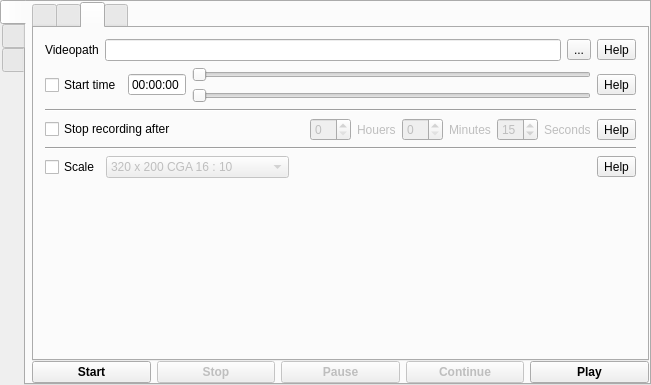
Above: mainwindow.ui from vkohaupt/vokoscreenNG before the change. Below: the same form after it.
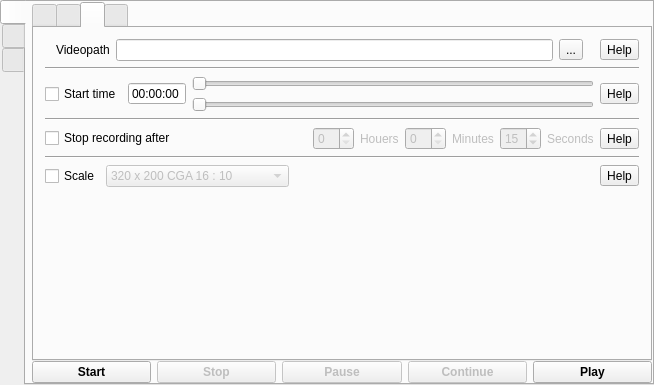
That is the form after the change. The open tabs and pages were chosen to show the change. Icons and pictures are not drawn.

```diff
--- a/mainwindow.ui
+++ b/mainwindow.ui
@@ -6,7 +6,7 @@
    <rect>
     <x>0</x>
     <y>0</y>
-    <width>651</width>
+    <width>654</width>
     <height>385</height>
    </rect>
   </property>
@@ -512,15 +512,30 @@
            </attribute>
            <layout class="QVBoxLayout" name="verticalLayout_2">
             <item>
-             <layout class="QGridLayout" name="gridLayout_3">
-              <item row="0" column="0">
+             <layout class="QHBoxLayout" name="horizontalLayout_25">
+              <item>
+               <widget class="QFrame" name="frameVideoPath">
+                <property name="frameShape">
+                 <enum>QFrame::NoFrame</enum>
+                </property>
+                <property name="frameShadow">
+                 <enum>QFrame::Raised</enum>
+                </property>
+                <layout class="QHBoxLayout" name="horizontalLayout_20">
+                 <property name="topMargin">
+                  <number>0</number>
+                 </property>
+                 <property name="bottomMargin">
+                  <number>0</number>
+                 </property>
+                 <item>
                <widget class="QLabel" name="LabelVideoPath">
                 <property name="text">
                  <string>Videopath</string>
                 </property>
                </widget>
               </item>
-              <item row="0" column="1">
+                 <item>
                <widget class="QLineEdit" name="lineEditVideoPath">
                 <property name="text">
                  <string notr="true"/>
@@ -530,14 +545,17 @@
                 </property>
                </widget>
               </item>
-              <item row="0" column="2">
+                 <item>
                <widget class="QToolButton" name="PushButtonVideoPath">
                 <property name="text">
                  <string notr="true">...</string>
                 </property>
                </widget>
               </item>
-              <item row="0" column="3">
+                </layout>
+               </widget>
+              </item>
+              <item>
                <widget class="QToolButton" name="toolButtonVideoPathHelp">
                 <property name="toolTip">
                  <string>Help</string>
@@ -549,6 +567,13 @@
               </item>
              </layout>
             </item>
+            <item>
+             <widget class="Line" name="line_4">
+              <property name="orientation">
+               <enum>Qt::Horizontal</enum>
+              </property>
+             </widget>
+            </item>
             <item>
              <layout class="QHBoxLayout" name="horizontalLayout_23">
               <item>
```
Left out of the diff: 10 changed lines with no effect on the pictures. Lines whose indentation alone changed are shown as unchanged.
